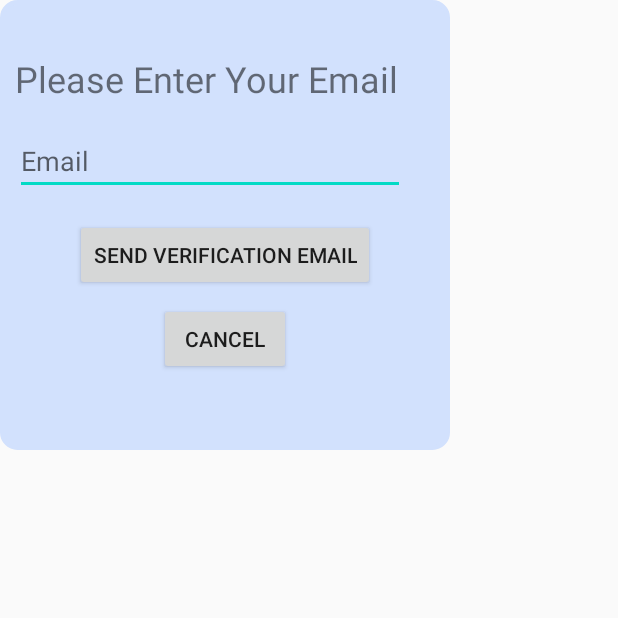
After one commit to JiaweiGit1999/FPY, an Android app: the fragment ResetPassword shown on its own in the app's theme, on a phone screen of 412 x 824 dp, the top half of it. The commit adds this screen. Run offline under Robolectric (Android 15) with nearby library versions, the light colour scheme and no system bars; our stand-ins replace Firebase (no records; nobody signed in at launch, a user with empty details on screens opened directly).

Commit message:
forgot password updated

```diff
--- /dev/null
+++ b/app/src/main/java/com/example/fpy/ResetPassword.java
@@ -0,0 +1,100 @@
+package com.example.fpy;
+
+import android.content.Context;
+import android.os.Bundle;
+
+import androidx.annotation.NonNull;
+import androidx.fragment.app.Fragment;
+
+import android.view.LayoutInflater;
+import android.view.View;
+import android.view.ViewGroup;
+import android.widget.Button;
+import android.widget.EditText;
+import android.widget.Toast;
+
+import com.google.android.gms.tasks.OnCompleteListener;
+import com.google.android.gms.tasks.Task;
+import com.google.firebase.auth.FirebaseAuth;
+
+/**
+ * A simple {@link Fragment} subclass.
+ * Use the {@link ResetPassword#newInstance} factory method to
+ * create an instance of this fragment.
+ */
+public class ResetPassword extends Fragment {
+
+    // TODO: Rename parameter arguments, choose names that match
+    // the fragment initialization parameters, e.g. ARG_ITEM_NUMBER
+    private static final String ARG_PARAM1 = "param1";
+    private static final String ARG_PARAM2 = "param2";
+
+    // TODO: Rename and change types of parameters
+    private String mParam1;
+    private String mParam2;
+
+    public ResetPassword() {
+        // Required empty public constructor
+    }
+
+    /**
+     * Use this factory method to create a new instance of
+     * this fragment using the provided parameters.
+     *
+     * @param param1 Parameter 1.
+     * @param param2 Parameter 2.
+     * @return A new instance of fragment ResetPassword.
+     */
+    // TODO: Rename and change types and number of parameters
+    public static ResetPassword newInstance(String param1, String param2) {
+        ResetPassword fragment = new ResetPassword();
+        Bundle args = new Bundle();
+        args.putString(ARG_PARAM1, param1);
+        args.putString(ARG_PARAM2, param2);
+        fragment.setArguments(args);
+        return fragment;
+    }
+
+    @Override
+    public void onCreate(Bundle savedInstanceState) {
+        super.onCreate(savedInstanceState);
+        if (getArguments() != null) {
+            mParam1 = getArguments().getString(ARG_PARAM1);
+            mParam2 = getArguments().getString(ARG_PARAM2);
+        }
+    }
+
+    @Override
+    public View onCreateView(LayoutInflater inflater, ViewGroup container,
+                             Bundle savedInstanceState) {
+        // Inflate the layout for this fragment
+        View root = inflater.inflate(R.layout.fragment_reset_password, container, false);
+
+        final FirebaseAuth mAuth = FirebaseAuth.getInstance();
+
+        final EditText emailverification = root.findViewById(R.id.PasswordReset_Email);
+        Button sendverification = root.findViewById(R.id.PasswordReset_Send);
+        Button Cancelverification = root.findViewById(R.id.PasswordReset_Cancel);
+
+        sendverification.setOnClickListener(new View.OnClickListener() {
+            @Override
+            public void onClick(View v) {
+                final String email = emailverification.getText().toString();
+                if(email.matches("")){
+                    Toast.makeText(getContext(), "Please Enter your email and password",
+                            Toast.LENGTH_SHORT).show();
+                }else{
+                    mAuth.sendPasswordResetEmail(email).addOnCompleteListener(new OnCompleteListener<Void>() {
+                        @Override
+                        public void onComplete(@NonNull Task<Void> task) {
+                            Toast.makeText(getContext(), "Verification Email has been sent to "+email,
+                                    Toast.LENGTH_SHORT).show();
+                        }
+                    });
+                }
+            }
+        });
+
+        return root;
+    }
+}
--- /dev/null
+++ b/app/src/main/res/drawable/rounded_rectangle.xml
@@ -0,0 +1,7 @@
+<?xml version="1.0" encoding="UTF-8"?>
+<shape xmlns:android="http://schemas.android.com/apk/res/android">
+    <solid android:color="#D2E1FD"/>
+    <stroke android:width="3dp" android:color="#D2E1FD" />
+    <corners android:radius="10dp"/>
+    <padding android:left="0dp" android:top="0dp" android:right="0dp" android:bottom="0dp" />
+</shape>
--- /dev/null
+++ b/app/src/main/res/layout/fragment_reset_password.xml
@@ -0,0 +1,55 @@
+<?xml version="1.0" encoding="utf-8"?>
+<androidx.constraintlayout.widget.ConstraintLayout xmlns:android="http://schemas.android.com/apk/res/android"
+    xmlns:app="http://schemas.android.com/apk/res-auto"
+    xmlns:tools="http://schemas.android.com/tools"
+    android:layout_width="300dp"
+    android:layout_height="300dp"
+    android:background="@drawable/rounded_rectangle"
+    tools:context=".ResetPassword">
+
+    <!-- TODO: Update blank fragment layout -->
+    <TextView
+        android:id="@+id/PasswordReset_text"
+        android:layout_width="280dp"
+        android:layout_height="wrap_content"
+        android:layout_margin="2dp"
+        android:text="Please Enter Your Email"
+        android:textSize="24sp"
+        app:layout_constraintBottom_toBottomOf="parent"
+        app:layout_constraintLeft_toLeftOf="parent"
+        app:layout_constraintRight_toRightOf="parent"
+        app:layout_constraintTop_toTopOf="parent"
+        app:layout_constraintVertical_bias="0.13" />
+
+    <EditText
+        android:id="@+id/PasswordReset_Email"
+        android:layout_width="260dp"
+        android:layout_height="wrap_content"
+        android:layout_marginTop="16dp"
+        android:ems="10"
+        android:hint="Email"
+        android:inputType="textPersonName"
+        app:layout_constraintLeft_toLeftOf="@id/PasswordReset_text"
+        app:layout_constraintTop_toBottomOf="@id/PasswordReset_text" />
+
+    <Button
+        android:id="@+id/PasswordReset_Send"
+        android:layout_width="wrap_content"
+        android:layout_height="wrap_content"
+        android:layout_marginTop="16dp"
+        android:text="Send Verification Email"
+        app:layout_constraintLeft_toLeftOf="@id/PasswordReset_text"
+        app:layout_constraintRight_toRightOf="@id/PasswordReset_text"
+        app:layout_constraintTop_toBottomOf="@id/PasswordReset_Email" />
+
+    <Button
+        android:id="@+id/PasswordReset_Cancel"
+        android:layout_width="wrap_content"
+        android:layout_height="wrap_content"
+        android:layout_marginTop="8dp"
+        android:text="Cancel"
+        app:layout_constraintLeft_toLeftOf="@id/PasswordReset_text"
+        app:layout_constraintRight_toRightOf="@id/PasswordReset_text"
+        app:layout_constraintTop_toBottomOf="@id/PasswordReset_Send" />
+
+</androidx.constraintlayout.widget.ConstraintLayout>
```
Also changed, not shown: app/src/main/java/com/example/fpy/DashBoard.java (+45 -3 lines), app/src/main/java/com/example/fpy/login.java (+31 -3 lines), app/src/main/res/layout/activity_login.xml (+17 -4 lines).
